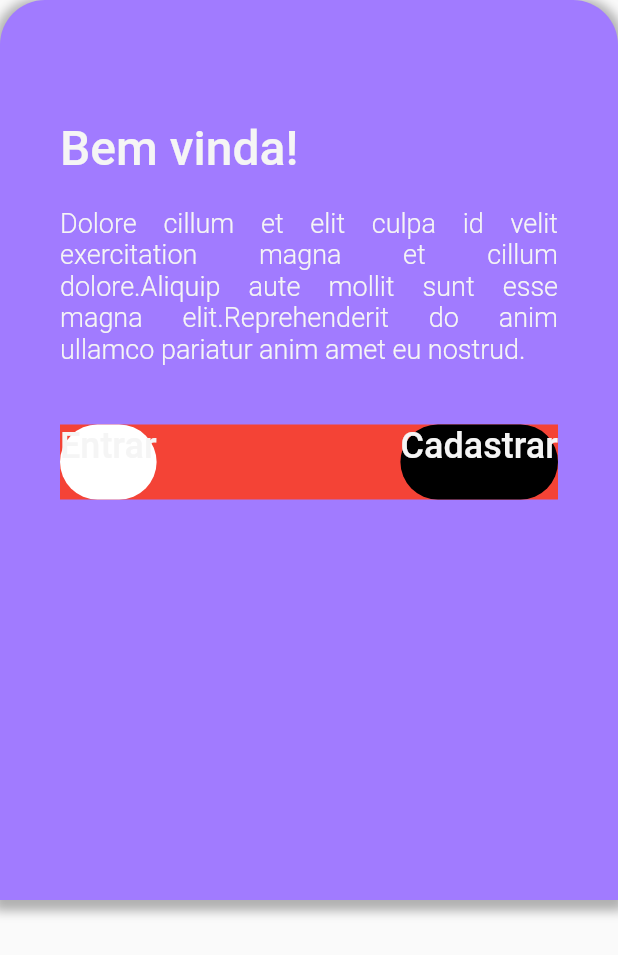
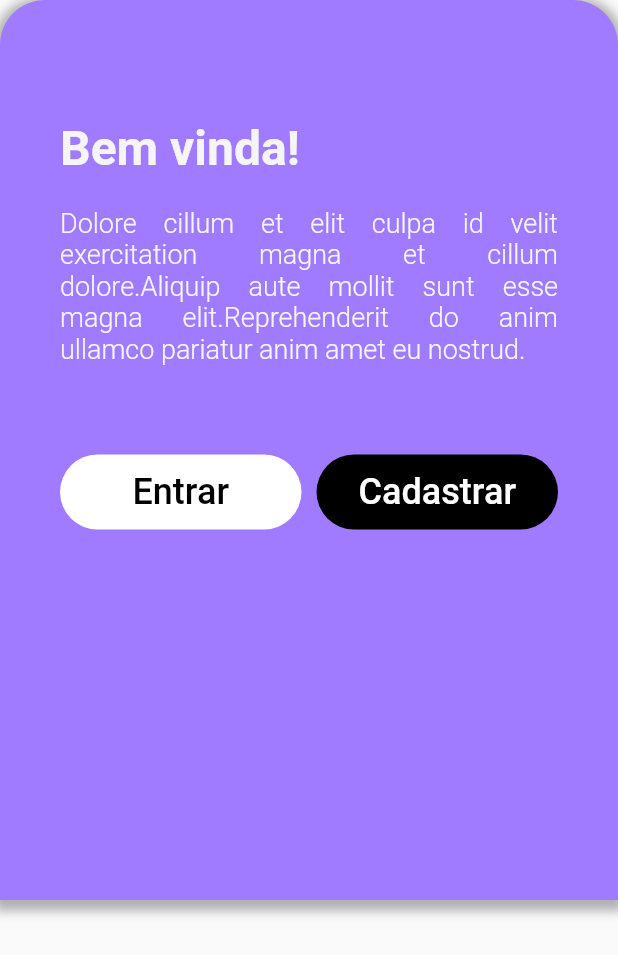
Before and after one commit to marialmeida1/girls_in_ctrl_tcc, a Flutter app: the Option widget shown alone on an empty page, opened directly, on a phone screen of 412 x 824 dp. Shown: the top 955 px of the screen. Run offline on Flutter 3.47's test engine with Material 2 defaults, Android fonts, the light colour scheme and no system bars.

Commit message:
finalizando option

```diff
--- a/lib/view/bottons/botton.bottons.dart
+++ b/lib/view/bottons/botton.bottons.dart
@@ -1,20 +1,34 @@
 import 'package:flutter/material.dart';
 
-Widget bottonPadrao(double altura, double? largura, Color color, String texto,
-    BuildContext context) {
+Widget bottonPadrao(
+  double altura,
+  double? largura,
+  Color color,
+  Color colorBotton,
+  String texto,
+  BuildContext context,
+) {
   return Container(
+    alignment: Alignment.center,
     height: altura,
     width: largura,
     decoration: BoxDecoration(
       color: color,
       borderRadius: const BorderRadius.all(Radius.circular(40)),
     ),
-    child: Text(
-      texto,
-      style: Theme.of(context).textTheme.headline2?.copyWith(
-            color: Theme.of(context).colorScheme.secondary,
-          ),
-      textAlign: TextAlign.center,
+    child: ElevatedButton(
+      style: ElevatedButton.styleFrom(
+        backgroundColor: color,
+        elevation: 0,
+      ),
+      onPressed: () {},
+      child: Text(
+        texto,
+        style: Theme.of(context).textTheme.headline2?.copyWith(
+              color: colorBotton,
+            ),
+        textAlign: TextAlign.center,
+      ),
     ),
   );
 }
--- a/lib/view/login/option.login.dart
+++ b/lib/view/login/option.login.dart
@@ -82,7 +82,7 @@ Widget Option(BuildContext context) {
             textAlign: TextAlign.justify,
           ),
           const SizedBox(
-            height: 40,
+            height: 60,
           ),
           Bottons(context),
         ],
@@ -94,27 +94,40 @@ Widget Option(BuildContext context) {
 Widget Bottons(BuildContext context) {
   return Container(
     width: double.infinity,
-    color: Colors.red,
-    child: Expanded(
     child: Row(
       mainAxisAlignment: MainAxisAlignment.spaceBetween,
       children: [
-          bottonPadrao(
+        Expanded(
+          child: Padding(
+            padding: const EdgeInsets.only(
+              right: 5,
+            ),
+            child: bottonPadrao(
               50,
               null,
               Colors.white,
+              Colors.black,
               "Entrar",
               context,
             ),
-          bottonPadrao(
+          ),
+        ),
+        Expanded(
+          child: Padding(
+            padding: const EdgeInsets.only(
+              left: 5,
+            ),
+            child: bottonPadrao(
               50,
               null,
               Colors.black,
+              Colors.white,
               "Cadastrar",
               context,
+            ),
+          ),
         )
       ],
     ),
-    ),
   );
 }
--- a/lib/view/themes/light.theme.dart
+++ b/lib/view/themes/light.theme.dart
@@ -25,7 +25,7 @@ final lightTheme = ThemeData(
   textTheme: const TextTheme(
       headline1: TextStyle(
         fontSize: 32,
-        fontWeight: FontWeight.w500,
+        fontWeight: FontWeight.w700,
       ),
       bodyText1: TextStyle(
         fontSize: 24,
```
Lines whose indentation alone changed are shown as unchanged.
